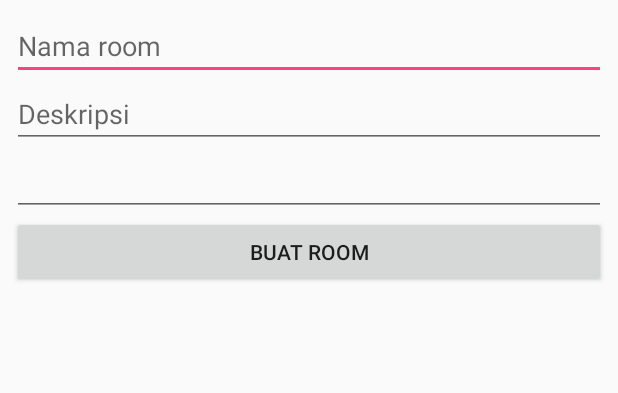
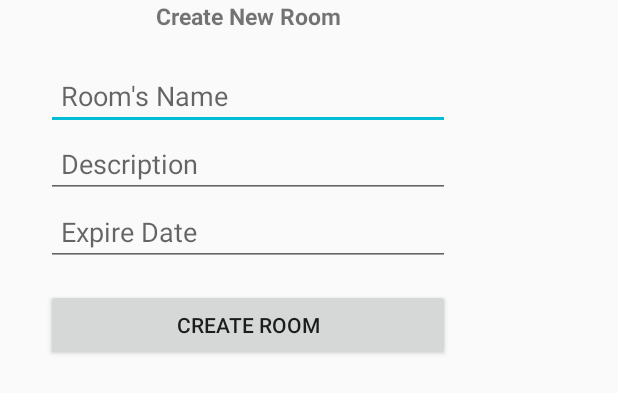
Before and after one commit to alkaaf/LazyChat, an Android app: the layout dialog_newroom.xml on its own in the app's theme, with its tools: preview values and no code run, on a phone screen of 412 x 824 dp. Shown: the top 393 px of the screen. Run offline under Robolectric (Android 15) with nearby library versions, the phone set to English and light mode, and no system bars.

Commit message:
UI pertama, 04/12/2016 23:11

```diff
--- a/app/src/main/res/layout/dialog_newroom.xml
+++ b/app/src/main/res/layout/dialog_newroom.xml
@@ -1,41 +1,97 @@
 <?xml version="1.0" encoding="utf-8"?>
-<RelativeLayout xmlns:android="http://schemas.android.com/apk/res/android"
+ <RelativeLayout xmlns:android="http://schemas.android.com/apk/res/android"
     android:layout_width="match_parent"
     android:layout_height="match_parent"
-    android:padding="8dp">
+    android:paddingLeft="15dp"
+    android:paddingRight="15dp">
 
-    <RelativeLayout
-        android:layout_width="match_parent"
-        android:layout_height="wrap_content">
+    <LinearLayout
+        android:layout_width="300dp"
+        android:layout_height="wrap_content"
+        android:paddingRight="15dp"
+        android:paddingLeft="15dp"
+        android:paddingBottom="30dp"
+        android:orientation="vertical">
+
+        <TextView
+            android:text="@string/dialog_title"
+            android:layout_width="match_parent"
+            android:layout_height="wrap_content"
+            android:layout_gravity="center_horizontal"
+            android:textSize="15dp"
+            android:textAlignment="center"
+            android:textStyle="bold"
+            android:id="@+id/dialogTitle" />
 
         <EditText
             android:id="@+id/inewroomname"
             android:layout_width="match_parent"
             android:layout_height="wrap_content"
-            android:hint="Nama room" />
+            android:layout_marginTop="20dp"
+            android:paddingLeft="10dp"
+            android:paddingRight="10dp"
+            android:hint="@string/hint_nama_room" />
 
         <EditText
             android:id="@+id/inewroomdesc"
             android:layout_width="match_parent"
             android:layout_height="wrap_content"
-            android:layout_below="@id/inewroomname"
-            android:hint="Deskripsi" />
+            android:paddingLeft="10dp"
+            android:paddingRight="10dp"
+            android:hint="@string/hint_description_room" />
 
         <EditText
             android:id="@+id/iexpdate"
-            android:layout_width="wrap_content"
+            android:layout_width="match_parent"
             android:layout_height="wrap_content"
-            android:layout_alignParentEnd="true"
-            android:layout_alignParentStart="true"
-            android:layout_below="@id/inewroomdesc"
-            android:inputType="none" />
+            android:paddingLeft="10dp"
+            android:paddingRight="10dp"
+            android:inputType="none"
+            android:hint="@string/hint_room_expiration"/>
 
         <Button
             android:id="@+id/bcreateroom"
             android:layout_width="match_parent"
             android:layout_height="wrap_content"
-            android:layout_below="@id/iexpdate"
-            android:text="Buat room" />
-    </RelativeLayout>
+            android:layout_marginTop="15dp"
+            android:text="@string/text_button" />
+
+    </LinearLayout>
+
+    <!--<RelativeLayout-->
+        <!--android:minWidth="300dp"-->
+        <!--android:minHeight="30dp"-->
+        <!--android:layout_width="300dp"-->
+        <!--android:layout_height="300dp">-->
+
+        <!--<EditText-->
+            <!--android:id="@+id/inewroomname"-->
+            <!--android:layout_width="match_parent"-->
+            <!--android:layout_height="wrap_content"-->
+            <!--android:hint="Nama room" />-->
+
+        <!--<EditText-->
+            <!--android:id="@+id/inewroomdesc"-->
+            <!--android:layout_width="match_parent"-->
+            <!--android:layout_height="wrap_content"-->
+            <!--android:layout_below="@id/inewroomname"-->
+            <!--android:hint="Deskripsi" />-->
+
+        <!--<EditText-->
+            <!--android:id="@+id/iexpdate"-->
+            <!--android:layout_width="wrap_content"-->
+            <!--android:layout_height="wrap_content"-->
+            <!--android:layout_alignParentEnd="true"-->
+            <!--android:layout_alignParentStart="true"-->
+            <!--android:layout_below="@id/inewroomdesc"-->
+            <!--android:inputType="none" />-->
+
+        <!--<Button-->
+            <!--android:id="@+id/bcreateroom"-->
+            <!--android:layout_width="match_parent"-->
+            <!--android:layout_height="wrap_content"-->
+            <!--android:layout_below="@id/iexpdate"-->
+            <!--android:text="Buat room" />-->
+    <!--</RelativeLayout>-->
 
 </RelativeLayout>
--- a/app/src/main/res/values/colors.xml
+++ b/app/src/main/res/values/colors.xml
@@ -1,6 +1,11 @@
 <?xml version="1.0" encoding="utf-8"?>
 <resources>
-    <color name="colorPrimary">#3F51B5</color>
-    <color name="colorPrimaryDark">#303F9F</color>
-    <color name="colorAccent">#FF4081</color>
+    <color name="colorPrimary">#9C27B0</color>
+    <color name="colorPrimaryDark">#7B1FA2</color>
+    <color name="colorPrimaryLight">#E1BEE7</color>
+    <color name="colorAccent">#00BCD4</color>
+    <color name="colorPrimaryText">#212121</color>
+    <color name="colorSecondaryText">#757575</color>
+    <color name="colorIcons">#FFFFFF</color>
+    <color name="colorDivider">#BDBDBD</color>
 </resources>
--- a/app/src/main/res/values/strings.xml
+++ b/app/src/main/res/values/strings.xml
@@ -1,4 +1,16 @@
 <resources>
     <string name="app_name">LazyChat</string>
     <string name="action_settings">Settings</string>
+
+    <!-- New Chatroom Dialog -->
+    <string name="dialog_title">Create New Room</string>
+    <string name="hint_nama_room">Room\'s Name</string>
+    <string name="hint_description_room">Description</string>
+    <string name="hint_room_expiration">Expire Date</string>s
+    <string name="text_button">Create Room</string>
+
+    <!-- Chat Room List -->
+    <string name="text_room_title">Room\'s Title</string>
+    <string name="text_room_description">Room\'s Descriptions</string>
+    <string name="text_room_expiry">Room\s Expiry Date</string>
 </resources>
```
Also changed, not shown: app/src/main/res/drawable/ic_forum_black_24dp.xml (added, +9 -0 lines), app/src/main/res/layout/listview_chatroomlist.xml (+17 -7 lines).
